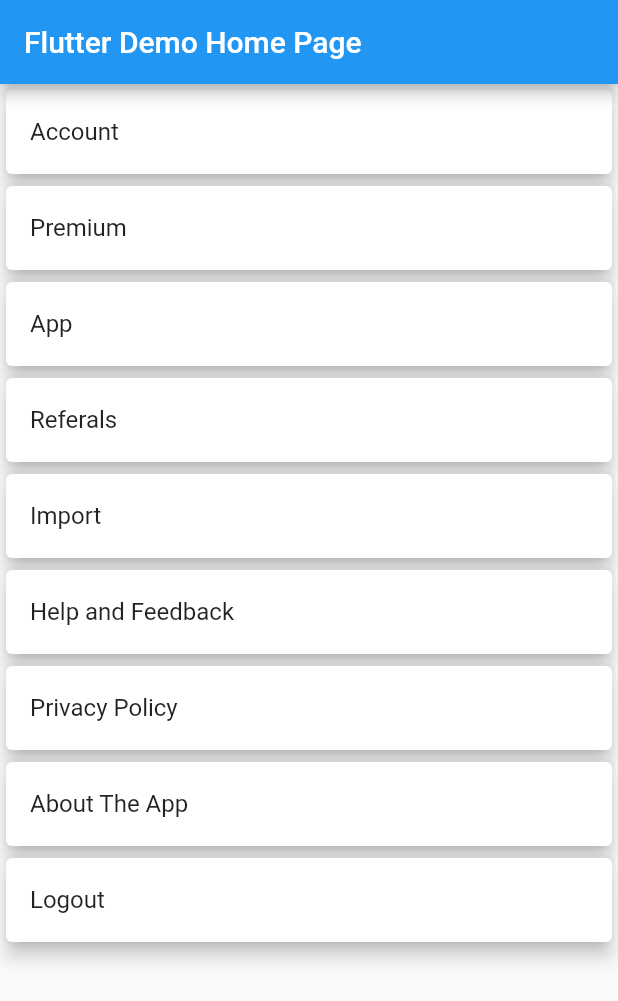
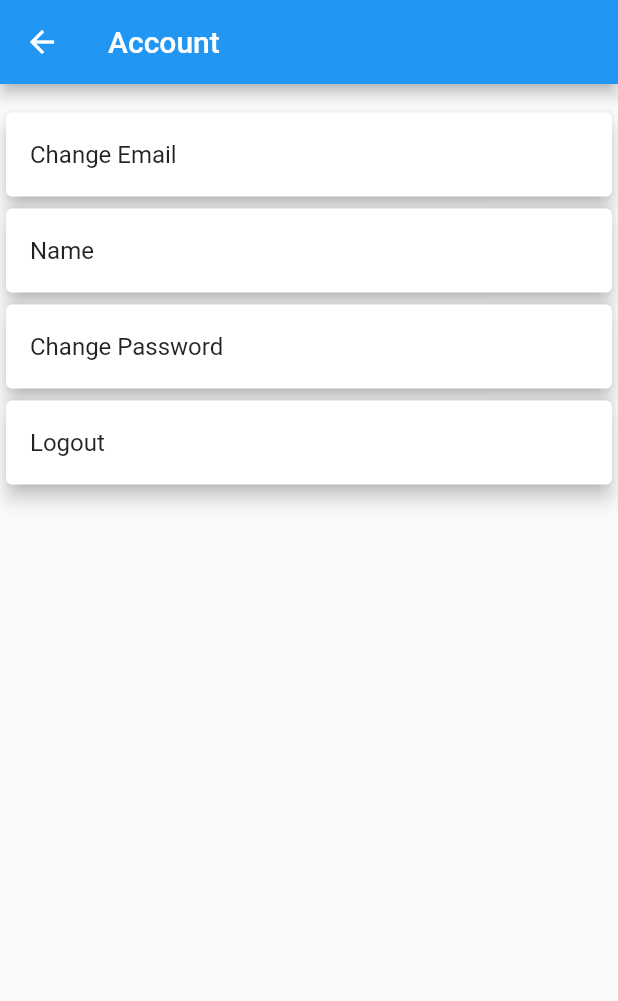
Before and after one commit to FLYINGKRIPTO/dynamic_listView_flutter, a Flutter app: the screen it shows after launch, after a tap on "Account", on a phone screen of 412 x 824 dp. Shown: the top 1001 px of the screen. Run offline on Flutter 3.47's test engine with Material 2 defaults, Android fonts, the phone set to English and light mode, and no system bars.

Commit message:
SubOptions ListView Created Nested ListView

```diff
--- /dev/null
+++ b/lib/Screens/suboptions.dart
@@ -0,0 +1,75 @@
+import 'package:flutter/material.dart';
+import 'package:flutter_app_myapp/main.dart';
+import 'package:flutter_app_myapp/model/options_data.dart';
+import 'package:vector_math/vector_math_operations.dart';
+
+
+class SubOptions extends StatefulWidget {
+  final String appBarTitle;
+  final int position;
+
+
+
+  SubOptions(this.appBarTitle,this.position);
+  @override
+  _SubOptionsState createState() => _SubOptionsState(this.appBarTitle,this.position);
+}
+
+class _SubOptionsState extends State<SubOptions> {
+  String appBarTitle;
+  String option;
+  int position;
+
+  OptionsData opt = OptionsData();
+  List<String> subOptions = List<String>();
+  int length;
+
+  _SubOptionsState(this.appBarTitle,this.position);
+
+
+  @override
+  Widget build(BuildContext context) {
+
+     if(subOptions == null){
+    for (var i = 0; i < length; i ++) {
+      subOptions = opt.getSubOptions(i);
+
+      debugPrint('Sub Options here = $subOptions');
+    }
+     }
+    return Scaffold(
+      appBar: AppBar(
+        title: Text(appBarTitle),
+
+      ),
+      body: Padding(
+        padding: EdgeInsets.only(top: 15.0,bottom: 15.0),
+        child: getSubOptionsListView(),
+      ),
+    );
+  }
+
+  ListView  getSubOptionsListView() {
+    debugPrint('in getSubOptionsListView');
+    List<String> mySubOptions = opt.getSubOptions(position);
+    int length = mySubOptions.length;
+    debugPrint('sub options length $length');
+    debugPrint('my suboptions $mySubOptions');
+
+       return ListView.builder(itemCount: length,itemBuilder:
+     (BuildContext context,int position){
+        return Card(
+          color: Colors.white,
+          elevation: 5.0,
+          child: ListTile(
+            title: Text(mySubOptions[position].toString(),
+            ),
+            onTap: (){
+
+            },
+          ),
+        );
+     });
+  }
+
+}
--- a/lib/main.dart
+++ b/lib/main.dart
@@ -1,6 +1,7 @@
 import 'package:flutter/material.dart';
 import 'package:flutter_app_myapp/model/options.dart';
 import 'package:flutter_app_myapp/model/options_data.dart';
+import 'package:flutter_app_myapp/Screens/suboptions.dart';
 
 void main() => runApp(MyApp());
 
@@ -11,15 +12,7 @@ class MyApp extends StatelessWidget {
     return MaterialApp(
       title: 'Flutter Demo',
       theme: ThemeData(
-        // This is the theme of your application.
-        //
-        // Try running your application with "flutter run". You'll see the
-        // application has a blue toolbar. Then, without quitting the app, try
-        // changing the primarySwatch below to Colors.green and then invoke
-        // "hot reload" (press "r" in the console where you ran "flutter run",
-        // or simply save your changes to "hot reload" in a Flutter IDE).
-        // Notice that the counter didn't reset back to zero; the application
-        // is not restarted.
+
         primarySwatch: Colors.blue,
       ),
       home: MyHomePage(title: 'Flutter Demo Home Page'),
@@ -30,14 +23,6 @@ class MyApp extends StatelessWidget {
 class MyHomePage extends StatefulWidget {
   MyHomePage({Key key, this.title}) : super(key: key);
 
-  // This widget is the home page of your application. It is stateful, meaning
-  // that it has a State object (defined below) that contains fields that affect
-  // how it looks.
-
-  // This class is the configuration for the state. It holds the values (in this
-  // case the title) provided by the parent (in this case the App widget) and
-  // used by the build method of the State. Fields in a Widget subclass are
-  // always marked "final".
 
   final String title;
 
@@ -49,7 +34,7 @@ class _MyHomePageState extends State<MyHomePage> {
 
   OptionsData op = OptionsData();
   String option;
-  List<Options> optionsList;
+  //List<Options> optionsList;
   List<String> onlyOptions;
   List<String> subOption;
   int length;
@@ -66,11 +51,10 @@ class _MyHomePageState extends State<MyHomePage> {
         onlyOptions.add(option);
         debugPrint('Options =  $option');
       }
-     /* for (var i = 0; i < length; i ++) {
+      for (var i = 0; i < length; i ++) {
         subOption = op.getSubOptions(i);
-
         debugPrint('Sub Options = $subOption');
-      }*/
+      }
     }
 
 
@@ -80,8 +64,10 @@ class _MyHomePageState extends State<MyHomePage> {
 
         title: Text(widget.title),
       ),
-      body: getOptionsListView(),
-
+      body: Padding(
+        padding: EdgeInsets.all(10.0),
+       child: getOptionsListView(),
+      )
 
     );
   }
@@ -95,7 +81,7 @@ class _MyHomePageState extends State<MyHomePage> {
         child: ListTile(
           title: Text(onlyOptions[position].toString()),
           onTap: (){
-
+              navigateToDetail(this.onlyOptions[position],position);
           },
         ),
       );
@@ -112,4 +98,14 @@ class _MyHomePageState extends State<MyHomePage> {
   int getPosition() {
         return length;
   }
+
+  Future navigateToDetail(String onlyOption, int position) async {
+     debugPrint('Title $onlyOption  and positon $position');
+     bool result = await Navigator.push(context, MaterialPageRoute(builder: (context){
+        return SubOptions(onlyOption,position);
+     }));
+
+     debugPrint('$result');
+
+  }
 }
--- a/lib/model/options_data.dart
+++ b/lib/model/options_data.dart
@@ -27,6 +27,7 @@ class OptionsData{
     return _optionsList.length;
   }
 
+
   String getOption(int index){
 
     return _optionsList[index].title;
```
